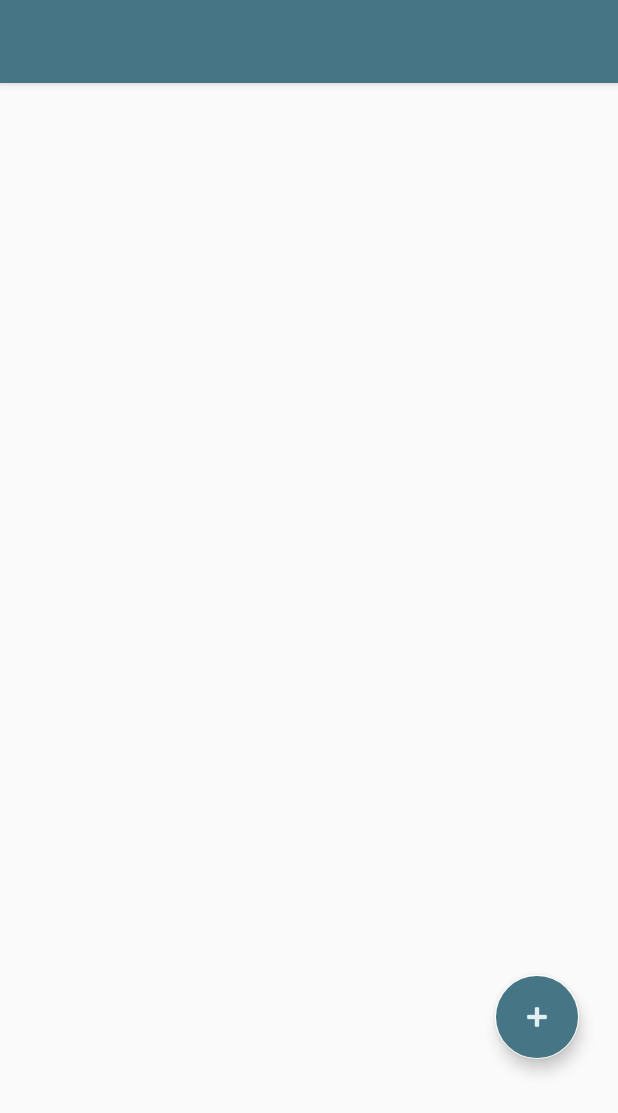
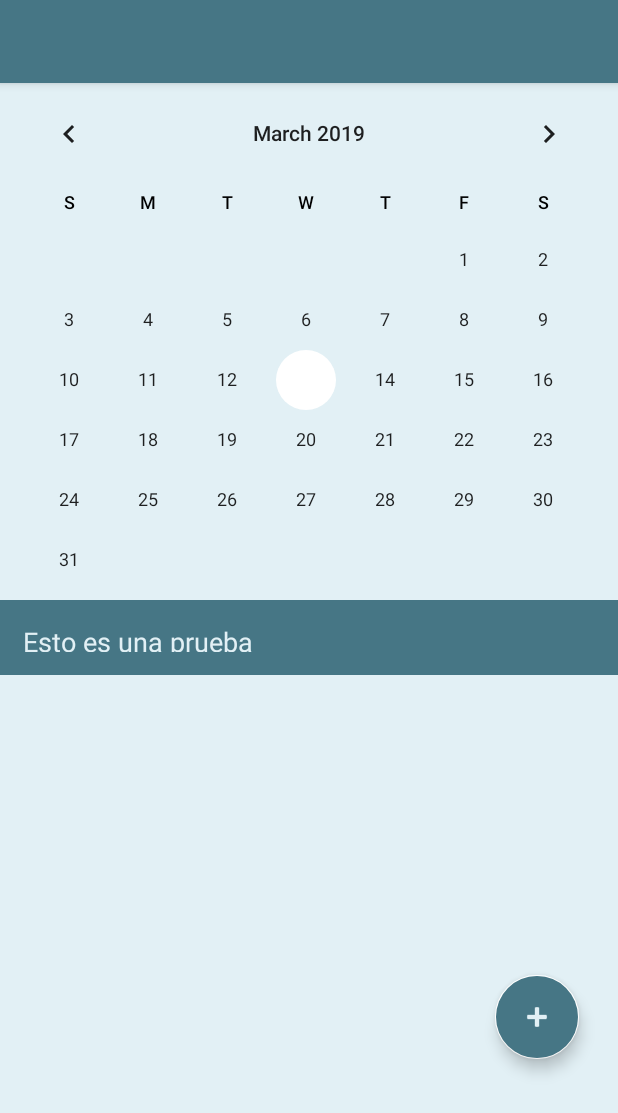
Before and after one commit to Tina997/Zonget, an Android app: the layout activity_agenda_admin.xml on its own in the app's theme, with its tools: preview values and no code run, on a phone screen of 412 x 824 dp. Shown: the top 1113 px of the screen. Run offline under Robolectric (Android 15) with nearby library versions, the phone set to English and light mode, and no system bars.

Commit message:
Arreglado calendario para que se muestre correctamente y añadido un layout para mostrar el dia selelccionado

```diff
--- a/app/src/main/res/layout/activity_agenda_admin.xml
+++ b/app/src/main/res/layout/activity_agenda_admin.xml
@@ -3,8 +3,10 @@
     xmlns:tools="http://schemas.android.com/tools"
     xmlns:app="http://schemas.android.com/apk/res-auto"
     android:layout_width="match_parent"
-    android:layout_height="match_parent">
+    android:layout_height="match_parent"
+    android:background="@color/colorPrimary">
 
+    //AppBar y Toolbar
     <android.support.design.widget.AppBarLayout
         android:id="@+id/appbar"
         android:layout_width="match_parent"
@@ -19,6 +21,7 @@
 
     </android.support.design.widget.AppBarLayout>
 
+    //Botón Flotante
     <android.support.design.widget.FloatingActionButton
         android:id="@+id/botonAgregarCita"
         android:layout_width="wrap_content"
@@ -30,12 +33,38 @@
         android:backgroundTint="@color/colorPrimaryDark"
         android:tint="@color/colorPrimary"/>
 
+    //Calendario
     <CalendarView
         android:id="@+id/calendarAdmin"
         android:layout_width="match_parent"
-        android:layout_height="0sp"
+        android:layout_marginTop="55dp"
+        android:layout_height="wrap_content"
         android:layout_weight="1"
         android:contextClickable="true"
         android:weekDayTextAppearance="@color/colorBlack" />
 
+
+    //Día seleccionado
+    <LinearLayout
+        android:layout_width="match_parent"
+        android:layout_height="50dp"
+        android:layout_marginTop="400dp"
+        android:background="@color/colorPrimaryDark"
+        android:orientation="vertical"
+        android:gravity="center"
+        android:padding="15dp">
+
+        <TextView
+            android:id="@+id/diaSeleccionado"
+            android:layout_width="match_parent"
+            android:layout_height="wrap_content"
+            android:textColor="@color/colorPrimary"
+            android:textSize="18dp"
+            android:gravity="left"
+            android:text="Esto es una prueba"/>
+    </LinearLayout>
+
+    //Lista de citas
+
+
 </android.support.design.widget.CoordinatorLayout>
```
